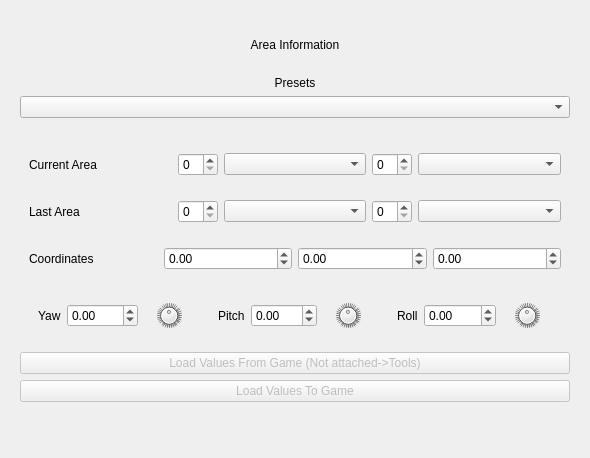
Above: areainfowidget.ui from Shintensu/OriginEdit before the change. Below: the same form after it.
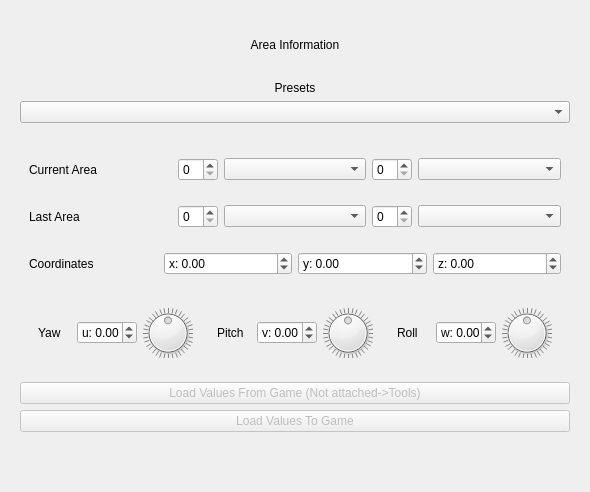
That is the form after the change.

Diff of the .ui file:
```diff
--- a/areainfowidget.ui
+++ b/areainfowidget.ui
@@ -7,7 +7,7 @@
     <x>0</x>
     <y>0</y>
     <width>590</width>
-    <height>458</height>
+    <height>492</height>
    </rect>
   </property>
   <property name="minimumSize">
@@ -28,7 +28,7 @@
      <property name="maximumSize">
       <size>
        <width>16777215</width>
-       <height>400</height>
+       <height>440</height>
       </size>
      </property>
      <layout class="QVBoxLayout" name="verticalLayout_3">
@@ -218,6 +218,12 @@
          </item>
          <item>
           <widget class="QDoubleSpinBox" name="xSpinBox">
+           <property name="prefix">
+            <string>x: </string>
+           </property>
+           <property name="suffix">
+            <string/>
+           </property>
            <property name="minimum">
             <double>-100000.000000000000000</double>
            </property>
@@ -228,6 +234,12 @@
          </item>
          <item>
           <widget class="QDoubleSpinBox" name="ySpinBox">
+           <property name="prefix">
+            <string>y: </string>
+           </property>
+           <property name="suffix">
+            <string/>
+           </property>
            <property name="minimum">
             <double>-100000.000000000000000</double>
            </property>
@@ -238,6 +250,12 @@
          </item>
          <item>
           <widget class="QDoubleSpinBox" name="zSpinBox">
+           <property name="prefix">
+            <string>z: </string>
+           </property>
+           <property name="suffix">
+            <string/>
+           </property>
            <property name="minimum">
             <double>-100000.000000000000000</double>
            </property>
@@ -264,6 +282,15 @@
             </item>
             <item>
              <widget class="QDoubleSpinBox" name="uSpinBox">
+              <property name="maximumSize">
+               <size>
+                <width>60</width>
+                <height>16777215</height>
+               </size>
+              </property>
+              <property name="prefix">
+               <string>u: </string>
+              </property>
               <property name="minimum">
                <double>-1000.000000000000000</double>
               </property>
@@ -324,6 +351,15 @@
             </item>
             <item>
              <widget class="QDoubleSpinBox" name="vSpinBox">
+              <property name="maximumSize">
+               <size>
+                <width>60</width>
+                <height>16777215</height>
+               </size>
+              </property>
+              <property name="prefix">
+               <string>v: </string>
+              </property>
               <property name="minimum">
                <double>-1000.000000000000000</double>
               </property>
@@ -384,6 +420,15 @@
             </item>
             <item>
              <widget class="QDoubleSpinBox" name="wSpinBox">
+              <property name="maximumSize">
+               <size>
+                <width>60</width>
+                <height>16777215</height>
+               </size>
+              </property>
+              <property name="prefix">
+               <string>w: </string>
+              </property>
               <property name="minimum">
                <double>-1000.000000000000000</double>
               </property>
```
